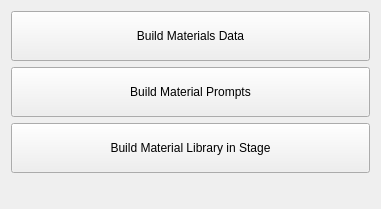
Above: datagen/ui/ui_datagen.ui from kiryha/neuron before the change. Below: the same form after it.
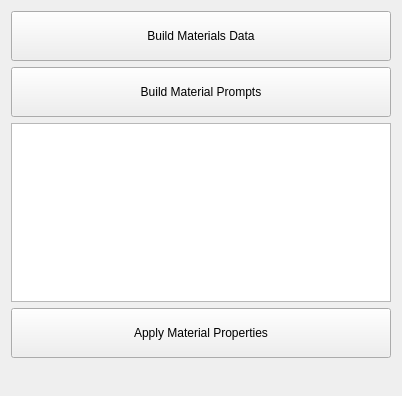
That is the form after the change.

Commit message: add materials list

```diff
--- a/datagen/ui/ui_datagen.ui
+++ b/datagen/ui/ui_datagen.ui
@@ -6,8 +6,8 @@
    <rect>
     <x>0</x>
     <y>0</y>
-    <width>381</width>
-    <height>209</height>
+    <width>402</width>
+    <height>396</height>
    </rect>
   </property>
   <property name="windowTitle">
@@ -41,7 +41,10 @@
     </widget>
    </item>
    <item>
-    <widget class="QPushButton" name="btnBuildMaterials">
+    <widget class="QListWidget" name="listMaterials"/>
+   </item>
+   <item>
+    <widget class="QPushButton" name="btnApplyMaterial">
      <property name="minimumSize">
       <size>
        <width>0</width>
@@ -49,7 +52,7 @@
       </size>
      </property>
      <property name="text">
-      <string>Build Material Library in Stage</string>
+      <string>Apply Material Properties</string>
      </property>
     </widget>
    </item>
```
The commit also changes 2 other files.
